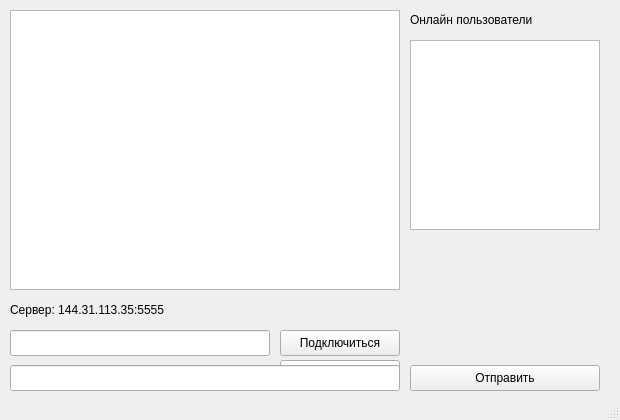
Above: untitled/mainwindow.ui from Tivis440/messenger before the change. Below: the same form after it.
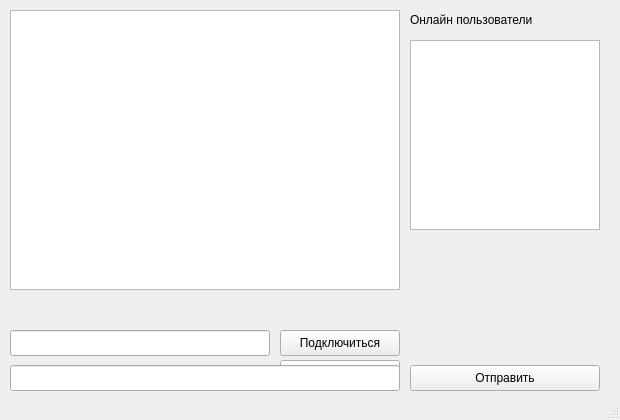
That is the form after the change.

Commit message: Fix online status updates and hide server label [skip ci]

```diff
--- a/untitled/mainwindow.ui
+++ b/untitled/mainwindow.ui
@@ -50,22 +50,6 @@
      <string>Онлайн пользователи</string>
     </property>
    </widget>
-   <widget class="QLabel" name="label_server">
-    <property name="geometry">
-     <rect>
-      <x>10</x>
-      <y>300</y>
-      <width>390</width>
-      <height>20</height>
-     </rect>
-    </property>
-    <property name="text">
-     <string>Сервер: 144.31.113.35:5555</string>
-    </property>
-    <property name="wordWrap">
-     <bool>true</bool>
-    </property>
-   </widget>
    <widget class="QLineEdit" name="lineEdit_username">
     <property name="geometry">
      <rect>
```
The commit also changes 3 other files.
